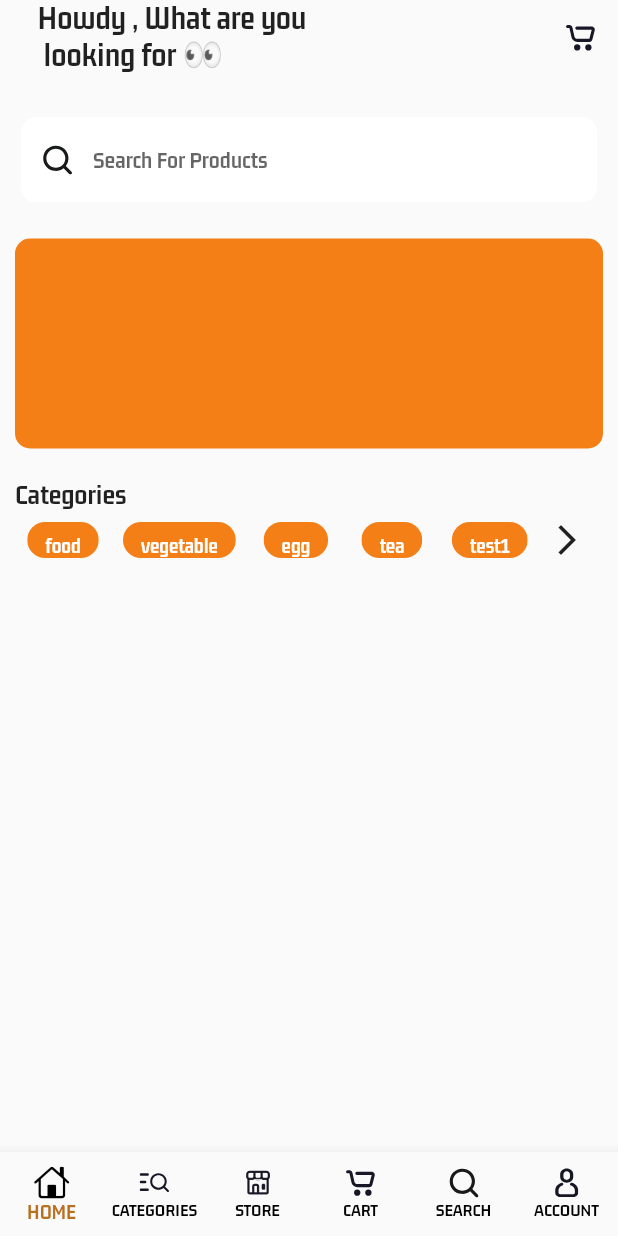
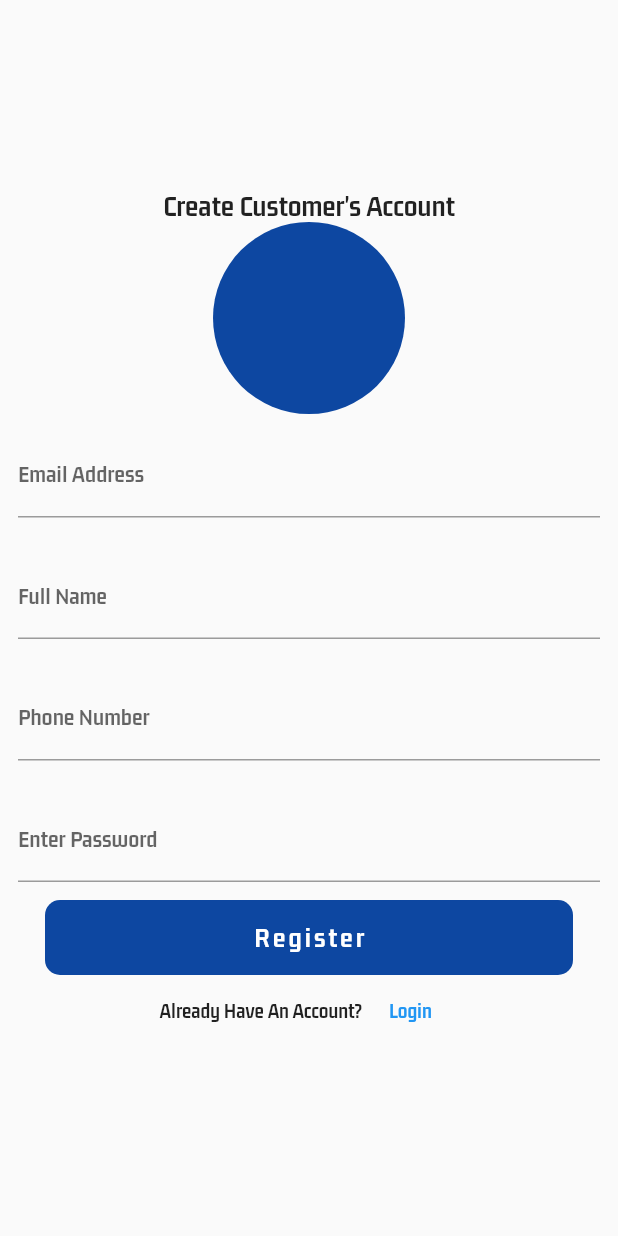
Before and after one commit to Franki124/multi_store, a Flutter app: the screen it shows after launch, on a phone screen of 412 x 824 dp. Run offline on Flutter 3.47's test engine with Material 2 defaults, Android fonts, the phone set to English and light mode, and no system bars; our stand-ins replace cloud_firestore, firebase_core, flutter_svg; accounts and stored records are empty.

Commit message:
Added login screen & register screen

```diff
--- a/lib/main.dart
+++ b/lib/main.dart
@@ -1,6 +1,7 @@
 import 'package:firebase_core/firebase_core.dart';
 import 'package:flutter/material.dart';
 import 'package:flutter/services.dart';
+import 'package:multi_store/views/buyers/auth/register_screen.dart';
 import 'package:multi_store/views/buyers/main_screen.dart';
 
 void main() async{
@@ -24,7 +25,7 @@ class MyApp extends StatelessWidget {
         primarySwatch: Colors.blue,
         fontFamily: "Brand-Bold"
       ),
-      home: const MainScreen(),
+      home: RegisterScreen(),
     );
   }
 }
--- /dev/null
+++ b/lib/views/buyers/auth/register_screen.dart
@@ -0,0 +1,89 @@
+import 'package:flutter/material.dart';
+import 'package:multi_store/views/buyers/auth/login_screen.dart';
+
+class RegisterScreen extends StatelessWidget {
+  const RegisterScreen({Key? key}) : super(key: key);
+
+  @override
+  Widget build(BuildContext context) {
+    return Scaffold(
+      body: Center(
+        child: Column(
+          mainAxisAlignment: MainAxisAlignment.center,
+          children: [
+            Text(
+              "Create Customer's Account",
+              style: TextStyle(fontSize: 20),
+            ),
+            CircleAvatar(
+              radius: 64,
+              backgroundColor: Colors.blue.shade900,
+            ),
+            Padding(
+              padding: const EdgeInsets.all(12.0),
+              child: TextFormField(
+                decoration: InputDecoration(
+                  labelText: "Email Address",
+                ),
+              ),
+            ),
+            Padding(
+              padding: const EdgeInsets.all(12.0),
+              child: TextFormField(
+                decoration: InputDecoration(
+                  labelText: "Full Name",
+                ),
+              ),
+            ),
+            Padding(
+              padding: const EdgeInsets.all(12.0),
+              child: TextFormField(
+                decoration: InputDecoration(
+                  labelText: "Phone Number",
+                ),
+              ),
+            ),
+            Padding(
+              padding: const EdgeInsets.all(12.0),
+              child: TextFormField(
+                decoration: InputDecoration(
+                  labelText: "Enter Password",
+                ),
+              ),
+            ),
+            Container(
+              width: MediaQuery.of(context).size.width - 60,
+              height: 50,
+              decoration: BoxDecoration(
+                  color: Colors.blue.shade900,
+                  borderRadius: BorderRadius.circular(10)),
+              child: Center(
+                  child: Text(
+                "Register",
+                style: TextStyle(
+                    color: Colors.white,
+                    fontSize: 19,
+                    fontWeight: FontWeight.bold,
+                    letterSpacing: 2),
+              )),
+            ),
+            Row(
+              mainAxisAlignment: MainAxisAlignment.center,
+              children: [
+                Text("Already Have An Account?"),
+                TextButton(
+                    onPressed: () {
+                      Navigator.push(context,
+                          MaterialPageRoute(builder: (context) {
+                        return LoginScreen();
+                      }));
+                    },
+                    child: Text("Login"))
+              ],
+            )
+          ],
+        ),
+      ),
+    );
+  }
+}
```
Also changed, not shown: lib/views/buyers/auth/login_screen.dart (added, +61 -0 lines).
